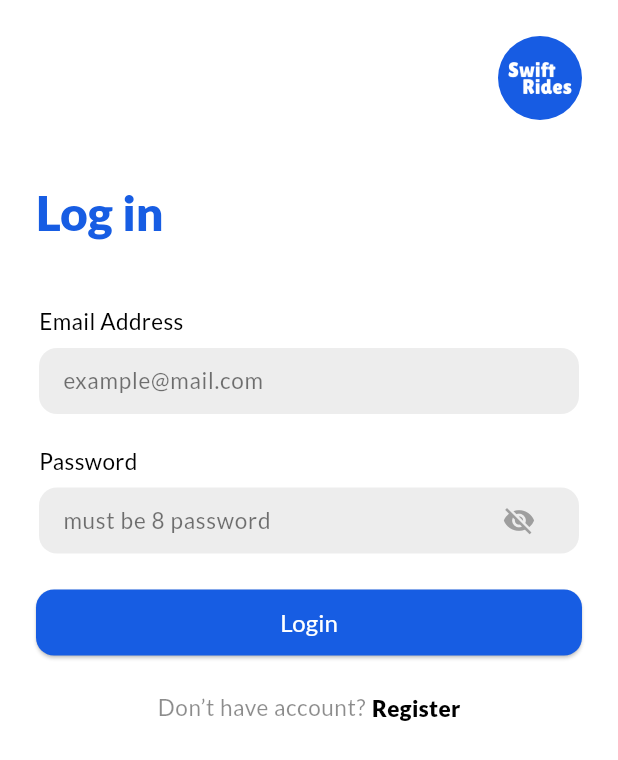
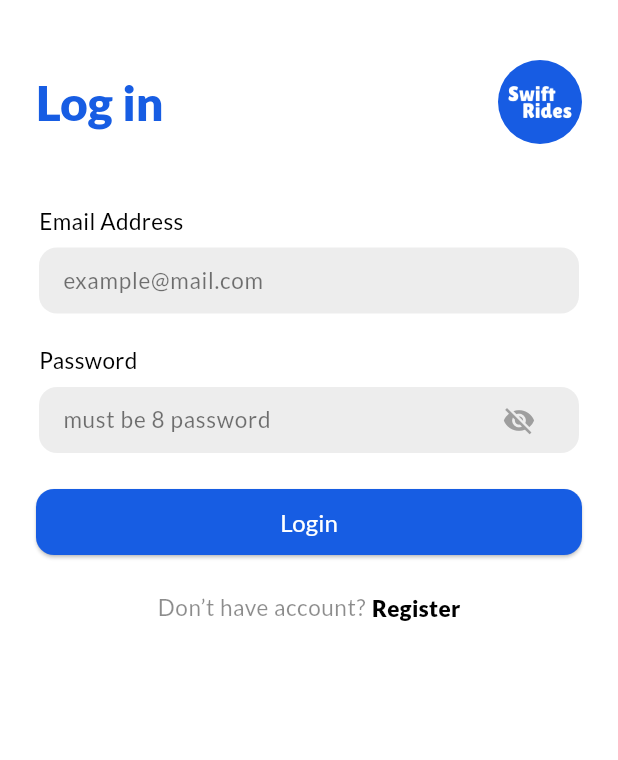
Before and after one commit to aurelwidyanti/swift_rides, a Flutter app: the screen it shows after launch, on a phone screen of 412 x 824 dp. Shown: the top 760 px of the screen. Run offline on Flutter 3.47's test engine with Material 3 defaults, Android fonts, the phone set to English and light mode, and no system bars; our stand-ins replace google_fonts, hugeicons, shared_preferences, syncfusion_flutter_datepicker; accounts and stored records are empty.

Commit message:
refactor: Enhance login screen with focus management and improved layout

```diff
--- a/lib/views/auth/login_screen.dart
+++ b/lib/views/auth/login_screen.dart
@@ -19,8 +19,38 @@ class _LoginScreenState extends State<LoginScreen> {
   final _formKey = GlobalKey<FormState>();
   final TextEditingController _emailController = TextEditingController();
   final TextEditingController _passwordController = TextEditingController();
+  final ScrollController _scrollController = ScrollController();
+  final FocusNode _emailFocusNode = FocusNode();
+  final FocusNode _passwordFocusNode = FocusNode();
   bool _obscureText = true;
   bool _isFetching = false;
+
+  @override
+  void initState() {
+    super.initState();
+    _emailFocusNode.addListener(_scrollToFocusedField);
+    _passwordFocusNode.addListener(_scrollToFocusedField);
+  }
+
+  void _scrollToFocusedField() {
+    if (_scrollController.hasClients) {
+      if (_emailFocusNode.hasFocus || _passwordFocusNode.hasFocus) {
+        _scrollController.animateTo(
+          _scrollController.position.maxScrollExtent,
+          duration: const Duration(milliseconds: 300),
+          curve: Curves.easeInOut,
+        );
+      }
+    }
+  }
+
+  @override
+  void dispose() {
+    _emailFocusNode.dispose();
+    _passwordFocusNode.dispose();
+    _scrollController.dispose();
+    super.dispose();
+  }
 
   Future<void> _login(BuildContext context) async {
     setState(() {
@@ -76,14 +106,22 @@ class _LoginScreenState extends State<LoginScreen> {
       backgroundColor: Colors.white,
       body: SafeArea(
         child: SingleChildScrollView(
-          padding: const EdgeInsets.fromLTRB(24, 24, 24, 40),
+          padding: const EdgeInsets.fromLTRB(24, 40, 24, 40),
           child: Column(
             crossAxisAlignment: CrossAxisAlignment.start,
             mainAxisAlignment: MainAxisAlignment.center,
             children: [
               Row(
-                mainAxisAlignment: MainAxisAlignment.end,
+                mainAxisAlignment: MainAxisAlignment.spaceBetween,
                 children: [
+                  Text(
+                    "Log in",
+                    style: Theme.of(context).textTheme.headlineSmall!.copyWith(
+                          fontWeight: FontWeight.w900,
+                          fontSize: 32,
+                          color: const Color.fromRGBO(23, 93, 227, 1),
+                        ),
+                  ),
                   ClipOval(
                     child: Image.asset(
                       'assets/icon/icon2.png',
@@ -93,15 +131,6 @@ class _LoginScreenState extends State<LoginScreen> {
                     ),
                   ),
                 ],
-              ),
-              const SizedBox(height: 40),
-              Text(
-                "Log in",
-                style: Theme.of(context).textTheme.headlineSmall!.copyWith(
-                      fontWeight: FontWeight.w900,
-                      fontSize: 32,
-                      color: const Color.fromRGBO(23, 93, 227, 1),
-                    ),
               ),
               const SizedBox(height: 40),
               Form(
@@ -116,6 +145,7 @@ class _LoginScreenState extends State<LoginScreen> {
                       keyboardType: TextInputType.emailAddress,
                       validator: (value) =>
                           value!.isEmpty ? "Email address is required" : null,
+                      focusNode: _emailFocusNode,
                     ),
                     const SizedBox(height: 20),
                     AuthTextField(
@@ -125,10 +155,13 @@ class _LoginScreenState extends State<LoginScreen> {
                       obscureText: _obscureText,
                       validator: (value) =>
                           value!.isEmpty ? "Password is required" : null,
+                      focusNode: FocusNode(),
                       onSuffixIconTap: () {
-                        setState(() {
-                          _obscureText = !_obscureText;
-                        });
+                        setState(
+                          () {
+                            _obscureText = !_obscureText;
+                          },
+                        );
                       },
                     ),
                     const SizedBox(height: 24),
```
